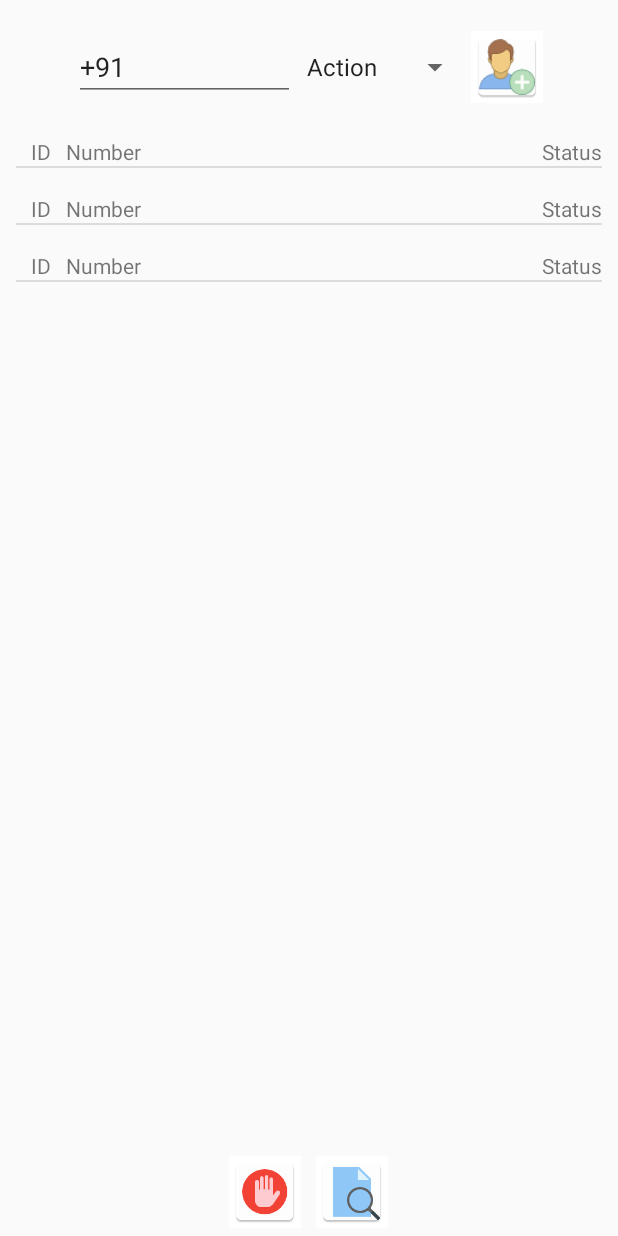
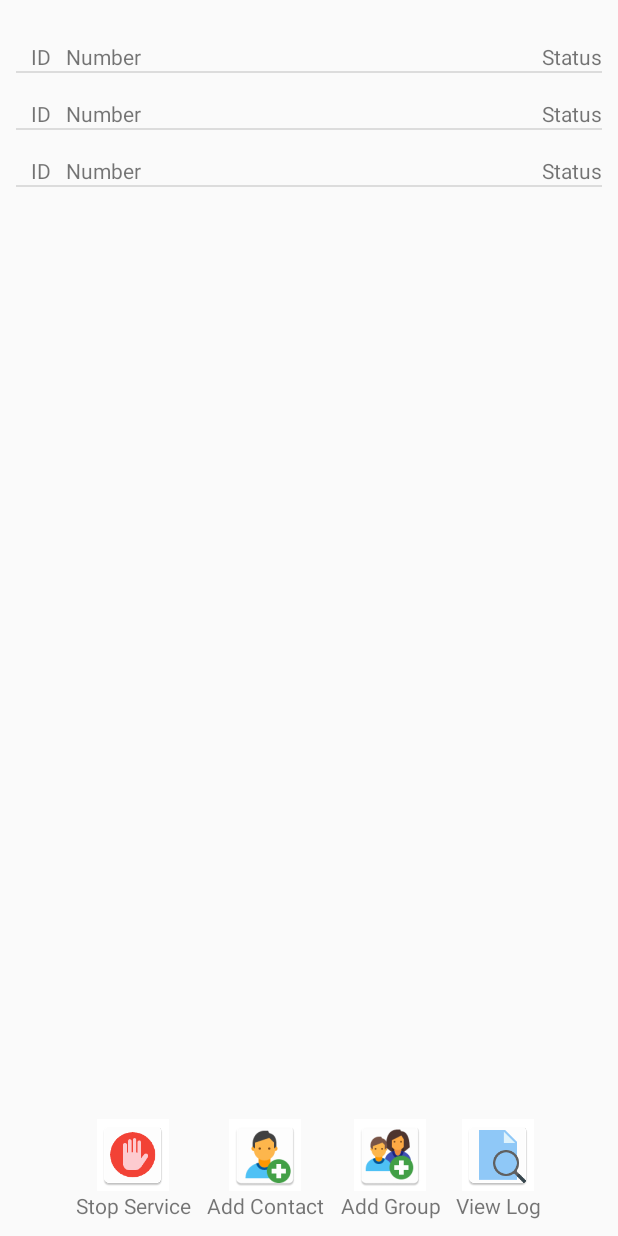
Before and after one commit to SourabhSadhu/Call-Blocker, an Android app: the layout activity_main.xml on its own in the app's theme, with its tools: preview values and no code run, on a phone screen of 412 x 824 dp. Run offline under Robolectric (Android 15) with nearby library versions, the phone set to English and light mode, and no system bars.

Commit message:
New Additions

```diff
--- a/app/src/main/res/layout/activity_main.xml
+++ b/app/src/main/res/layout/activity_main.xml
@@ -10,7 +10,7 @@
     android:padding="5dp"
     tools:context="com.controller.MainActivity">
 
-    <LinearLayout
+    <!-- <LinearLayout
         android:id="@+id/header1"
         android:layout_width="match_parent"
         android:layout_height="wrap_content"
@@ -41,11 +41,11 @@
             android:background="@color/white"
             />
 
-    </LinearLayout>
+    </LinearLayout> -->
 
     <ListView
         android:id="@+id/list_view"
-        android:layout_below="@+id/header1"
+        android:layout_alignParentTop="true"
         android:layout_above="@+id/footer1"
         android:layout_width="match_parent"
         android:layout_height="match_parent"
@@ -62,21 +62,100 @@
         android:gravity="center"
         android:id="@+id/footer1"
         android:orientation="horizontal">
-
+        <LinearLayout
+            android:layout_width="wrap_content"
+            android:layout_height="match_parent"
+            android:orientation="vertical"
+            android:padding="5dp"
+            android:gravity="center"
+            >
             <ImageButton
                 android:id="@+id/delete"
                 android:layout_width="wrap_content"
                 android:layout_height="wrap_content"
                 android:src="@mipmap/ic_stop_blocking"
-            android:background="@color/white" />
+                android:background="@color/white"
+                />
+            <TextView
+                android:id="@+id/delete_text"
+                android:layout_width="wrap_content"
+                android:layout_height="wrap_content"
+                android:gravity="center"
 
+                android:text="Stop Service"
+                />
+        </LinearLayout>
+
+
+
+
+        <LinearLayout
+            android:layout_width="wrap_content"
+            android:layout_height="match_parent"
+            android:orientation="vertical"
+            android:padding="5dp"
+            android:gravity="center"
+            >
+            <ImageButton
+                android:id="@+id/delete3"
+                android:layout_width="wrap_content"
+                android:layout_height="wrap_content"
+                android:src="@mipmap/ic_add_user_color"
+                android:background="@color/white"
+                />
+            <TextView
+                android:id="@+id/delete_text3"
+                android:layout_width="wrap_content"
+                android:layout_height="wrap_content"
+                android:gravity="center"
+                android:text="Add Contact"
+                />
+        </LinearLayout>
+
+        <LinearLayout
+            android:layout_width="wrap_content"
+            android:layout_height="match_parent"
+            android:orientation="vertical"
+            android:padding="5dp"
+            android:gravity="center"
+            >
+            <ImageButton
+                android:id="@+id/delete4"
+                android:layout_width="wrap_content"
+                android:layout_height="wrap_content"
+                android:src="@mipmap/ic_add_user_group"
+                android:background="@color/white"
+                />
+            <TextView
+                android:id="@+id/delete_text4"
+                android:layout_width="wrap_content"
+                android:layout_height="wrap_content"
+                android:gravity="center"
+                android:text="Add Group"
+                />
+        </LinearLayout>
+
+        <LinearLayout
+            android:layout_width="wrap_content"
+            android:layout_height="match_parent"
+            android:orientation="vertical"
+            android:padding="5dp"
+            android:gravity="center"
+            >
             <ImageButton
                 android:id="@+id/log"
                 android:layout_width="wrap_content"
                 android:layout_height="wrap_content"
-            android:layout_marginLeft="10dp"
                 android:src="@mipmap/ic_view_log"
                 android:background="@color/white" />
+            <TextView
+                android:id="@+id/log_text"
+                android:layout_width="wrap_content"
+                android:layout_height="wrap_content"
+                android:gravity="center"
+                android:text="View Log"
+                />
+        </LinearLayout>
 
 
     </LinearLayout>
```
Also changed, not shown: app/src/main/ic_add_user_color-web.png, app/src/main/ic_add_user_group-web.png (added), app/src/main/res/mipmap-hdpi/ic_add_user_color.png, app/src/main/res/mipmap-hdpi/ic_add_user_group.png (added), app/src/main/res/mipmap-mdpi/ic_add_user_color.png, app/src/main/res/mipmap-mdpi/ic_add_user_group.png (added), app/src/main/res/mipmap-xhdpi/ic_add_user_color.png, app/src/main/res/mipmap-xhdpi/ic_add_user_group.png (added), app/src/main/res/mipmap-xxhdpi/ic_add_user_color.png, app/src/main/res/mipmap-xxhdpi/ic_add_user_group.png (added), app/src/main/res/mipmap-xxxhdpi/ic_add_user_color.png, app/src/main/res/mipmap-xxxhdpi/ic_add_user_group.png (added). Lines whose indentation alone changed are shown as unchanged.
